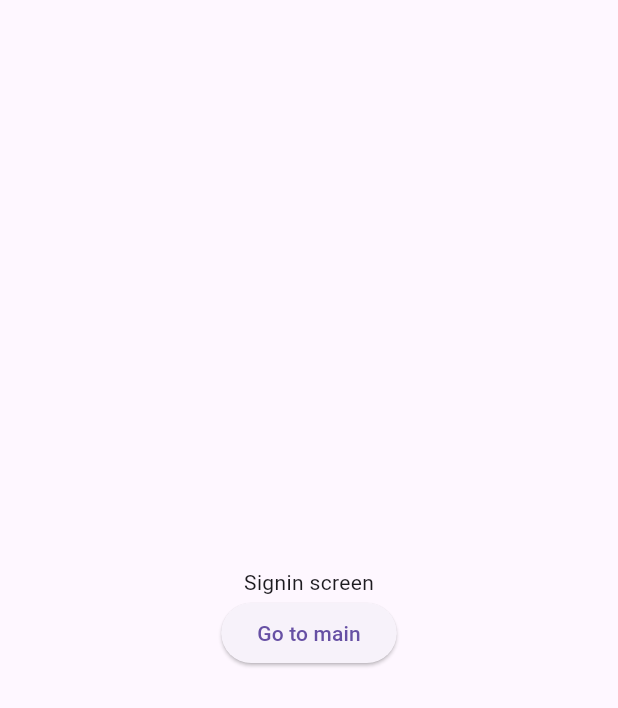
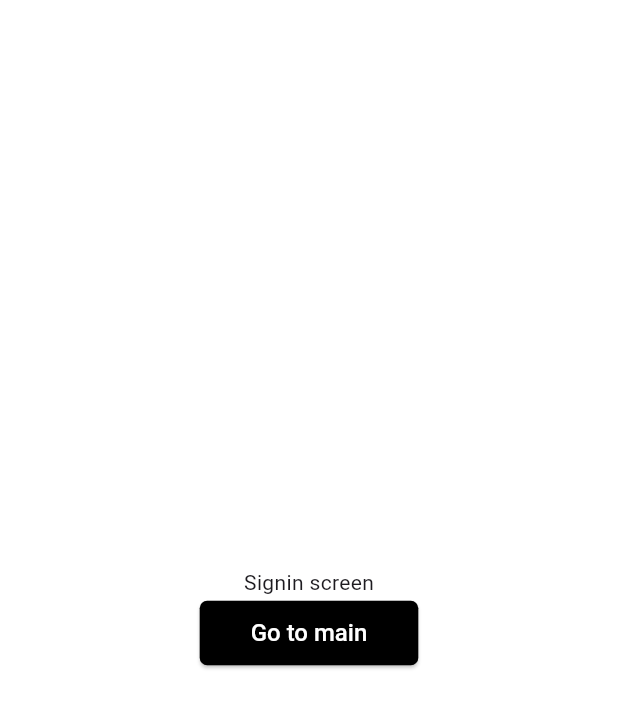
Before and after one commit to 2ChanWoo/sns_boilerplate, a Flutter app: the screen it shows after launch, on a phone screen of 412 x 824 dp. Shown: the top 708 px of the screen. Run offline on Flutter 3.47's test engine with Material 3 defaults, Android fonts, the phone set to English and light mode, and no system bars; our stand-ins replace go_router; Roboto replaces fonts that are missing (notoKr).

Commit message:
Theme init

```diff
--- /dev/null
+++ b/v1/sns_for_portfolio/lib/app/theme/app_theme.dart
@@ -0,0 +1,47 @@
+import 'package:flutter/material.dart';
+
+import 'app_theme_data.dart';
+
+class AppTheme extends InheritedWidget {
+  const AppTheme({
+    required Widget child,
+    required this.lightTheme,
+    // required this.darkTheme,
+    Key? key,
+  }) : super(
+    key: key,
+    child: child,
+  );
+
+  final AppThemeData lightTheme;
+  // final RideusThemeData darkTheme;
+
+  @override
+  /// 상속하는 모든 위젯에 알림을 보내, Theme을 재구축. 변경사항을 반영한다.
+  /// 기존 위젯의 어둡거나 밝은 테마가 변경될 테마와 다른 경우에만 단독으로 알려준다! - 불필요한 리빌드 방지
+  bool updateShouldNotify(
+      AppTheme oldWidget,
+      ) => false;
+  // oldWidget.lightTheme != lightTheme || oldWidget.darkTheme != darkTheme;
+
+  static AppThemeData of(BuildContext context) {
+    /// 위젯 트리에서 가장 가까운 위젯을 가져와 변수에 저장합니다.
+    final AppTheme? inheritedTheme = context.dependOnInheritedWidgetOfExactType<AppTheme>();
+
+    /// 해당 유형의 위젯이 위젯트리에 없으면 중단됩니다.
+    assert(inheritedTheme != null, 'No AppTheme found in context');
+
+    /// 현재 밝기를 저장합니다.
+    // final currentBrightness = Theme.of(context).brightness;
+    return inheritedTheme!.lightTheme;
+
+    /// 현재 밝기에 따라, 밝거나 어두운 테마를 변환합니다.
+    // return currentBrightness == Brightness.dark
+    //     ? inheritedTheme!.darkTheme
+    //     : inheritedTheme!.lightTheme;
+  }
+}
+
+extension AppThemeExtension on BuildContext {
+  AppThemeData get theme => AppTheme.of(this);
+}
--- /dev/null
+++ b/v1/sns_for_portfolio/lib/app/theme/app_theme_data.dart
@@ -0,0 +1,147 @@
+import 'package:flutter/material.dart';
+
+const _dividerThemeData = DividerThemeData(space: 0, color: Colors.black);
+
+abstract class AppThemeData {
+  ThemeData get materialThemeData;
+
+  Color get backgroundColor;
+
+  Color get contentColor;
+
+  Color get componentBackgroundColor;
+
+  Color get componentContentColor;
+
+  Color get defaultScaffoldBackgroundColor;
+
+  Color get selectedBottomNavigationItemColor;
+
+  Color get unselectedBottomNavigationItemColor;
+
+  Color get dividerColor;
+
+  Color get textFieldSuffixIconColorLightGrey;
+
+  ///
+
+  double get buttonDefaultPaddingVertical;
+
+  double get buttonDefaultPaddingHorizontalSmall;
+
+  double get buttonDefaultPaddingHorizontalMedium;
+
+  double get buttonDefaultPaddingHorizontalLarge;
+
+  TextStyle get textStyle;
+}
+
+class LightThemeData extends AppThemeData {
+  @override
+  ThemeData get materialThemeData => ThemeData(
+      brightness: Brightness.light,
+      scaffoldBackgroundColor: defaultScaffoldBackgroundColor,
+      primarySwatch: componentBackgroundColor.toMaterialColor(),
+      appBarTheme: AppBarTheme(
+        backgroundColor: componentBackgroundColor,
+        foregroundColor: Colors.black,
+      ),
+      fontFamily: 'notoKr',
+      dividerTheme: _dividerThemeData,
+      bottomNavigationBarTheme: BottomNavigationBarThemeData(
+        selectedItemColor: selectedBottomNavigationItemColor,
+        unselectedItemColor: unselectedBottomNavigationItemColor,
+      ),
+      inputDecorationTheme: InputDecorationTheme(
+        floatingLabelBehavior: FloatingLabelBehavior.never,
+        labelStyle: const TextStyle(
+          color: Colors.grey,
+        ),
+        border: const OutlineInputBorder(),
+        focusedBorder: OutlineInputBorder(
+          borderSide: BorderSide(color: componentBackgroundColor, width: 2.0),
+        ),
+      ),
+      // buttonTheme: ButtonThemeData(
+      //     textTheme: ButtonTextTheme.primary
+      // ),
+      elevatedButtonTheme: ElevatedButtonThemeData(
+          style: ElevatedButton.styleFrom(
+        backgroundColor: componentBackgroundColor,
+        foregroundColor: componentContentColor,
+        textStyle: textStyle.copyWith(fontSize: 16),
+      ))
+      // expansionTileTheme: ExpansionTileThemeData(
+      //
+      // ),
+      // textTheme: TextTheme(
+      //    // titleMedium: TextStyle(fontSize: 14) // textFeild hintText, tile title
+      // )
+      );
+
+  @override
+  Color get backgroundColor => Colors.white;
+
+  @override
+  Color get contentColor => Colors.black;
+
+  @override
+  Color get componentBackgroundColor => Colors.black;
+
+  @override
+  Color get componentContentColor => Colors.white;
+
+  @override
+  Color get unselectedBottomNavigationItemColor => Colors.grey;
+
+  @override
+  Color get dividerColor => Colors.grey;
+
+  @override
+  Color get textFieldSuffixIconColorLightGrey => const Color(0xFFDDDDDD);
+
+  @override
+  Color get defaultScaffoldBackgroundColor => backgroundColor;
+
+  @override
+  Color get selectedBottomNavigationItemColor => componentBackgroundColor;
+
+  @override
+  double get buttonDefaultPaddingVertical => 12;
+
+  @override
+  double get buttonDefaultPaddingHorizontalSmall => 10;
+
+  @override
+  double get buttonDefaultPaddingHorizontalMedium => 20;
+
+  @override
+  double get buttonDefaultPaddingHorizontalLarge => 30;
+
+  @override
+  TextStyle get textStyle => TextStyle(
+        color: contentColor,
+        fontSize: 17,
+        fontWeight: FontWeight.w500,
+      );
+}
+
+extension on Color {
+  Map<int, Color> _toSwatch() => {
+        50: withOpacity(0.1),
+        100: withOpacity(0.2),
+        200: withOpacity(0.3),
+        300: withOpacity(0.4),
+        400: withOpacity(0.5),
+        500: withOpacity(0.6),
+        600: withOpacity(0.7),
+        700: withOpacity(0.8),
+        800: withOpacity(0.9),
+        900: this,
+      };
+
+  MaterialColor toMaterialColor() => MaterialColor(
+        value,
+        _toSwatch(),
+      );
+}
--- a/v1/sns_for_portfolio/lib/main.dart
+++ b/v1/sns_for_portfolio/lib/main.dart
@@ -10,12 +10,17 @@ void main() {
 class MyApp extends StatelessWidget {
   MyApp({super.key});
 
+  final _lightTheme = LightThemeData();
 
   @override
   Widget build(BuildContext context) {
-    return MaterialApp.router(
-      debugShowCheckedModeBanner: false,
-      routerConfig: router,
+    return AppTheme(
+      lightTheme: _lightTheme,
+      child: MaterialApp.router(
+        theme: _lightTheme.materialThemeData,
+        debugShowCheckedModeBanner: false,
+        routerConfig: router,
+      ),
     );
   }
 }
--- /dev/null
+++ b/v1/sns_for_portfolio/lib/presentation/ui/component/app_button.dart
@@ -0,0 +1,32 @@
+import 'package:flutter/material.dart';
+import 'package:sns_for_portfolio/app/theme/app_theme.dart';
+
+class AppButton extends StatelessWidget {
+  final VoidCallback? onPressed;
+  final Widget child;
+  final EdgeInsetsGeometry? padding;
+  final Color? color;
+
+  const AppButton({Key? key, this.onPressed, this.padding, required this.child, this.color}) : super(key: key);
+
+  @override
+  Widget build(BuildContext context) {
+    final theme = context.theme;
+
+    return ElevatedButton(
+      style: ElevatedButton.styleFrom(
+        backgroundColor: color,
+        shape: RoundedRectangleBorder(borderRadius: BorderRadius.circular(5)),
+      ),
+      onPressed: onPressed,
+      child: Padding(
+        padding: padding ??
+            EdgeInsets.symmetric(
+              vertical: theme.buttonDefaultPaddingVertical,
+              horizontal: theme.buttonDefaultPaddingHorizontalSmall,
+            ),
+        child: child,
+      ),
+    );
+  }
+}
--- /dev/null
+++ b/v1/sns_for_portfolio/lib/presentation/ui/component/app_outlined_button.dart
@@ -0,0 +1,32 @@
+import 'package:flutter/material.dart';
+import 'package:sns_for_portfolio/app/theme/app_theme.dart';
+
+class AppOutlinedButton extends StatelessWidget {
+  final VoidCallback? onPressed;
+  final Widget child;
+  final EdgeInsetsGeometry? padding;
+
+  const AppOutlinedButton({Key? key, this.onPressed, this.padding, required this.child})
+      : super(key: key);
+
+  @override
+  Widget build(BuildContext context) {
+    final theme = context.theme;
+
+    return ElevatedButton(
+      style: ElevatedButton.styleFrom(
+        // shape: const StadiumBorder(),
+        side: const BorderSide(width: 1, color: Colors.grey),
+      ),
+      onPressed: onPressed,
+      child: Padding(
+        padding: padding ??
+            EdgeInsets.symmetric(
+              vertical: theme.buttonDefaultPaddingVertical,
+              horizontal: theme.buttonDefaultPaddingHorizontalSmall,
+            ),
+        child: child,
+      ),
+    );
+  }
+}
--- a/v1/sns_for_portfolio/lib/presentation/ui/screen/sign/signin_screen.dart
+++ b/v1/sns_for_portfolio/lib/presentation/ui/screen/sign/signin_screen.dart
@@ -1,5 +1,6 @@
 import 'package:flutter/material.dart';
 import 'package:sns_for_portfolio/app/router/router.dart';
+import 'package:sns_for_portfolio/presentation/ui/component/app_button.dart';
 
 class SignInScreen extends StatelessWidget {
   const SignInScreen({super.key});
@@ -11,7 +12,7 @@ class SignInScreen extends StatelessWidget {
         mainAxisAlignment: MainAxisAlignment.center,
         children: [
           Text("Signin screen"),
-          ElevatedButton(onPressed: () {
+          AppButton(onPressed: () {
             FeedRouteData().go(context);
           }, child: Text("Go to main")),
         ],
```
